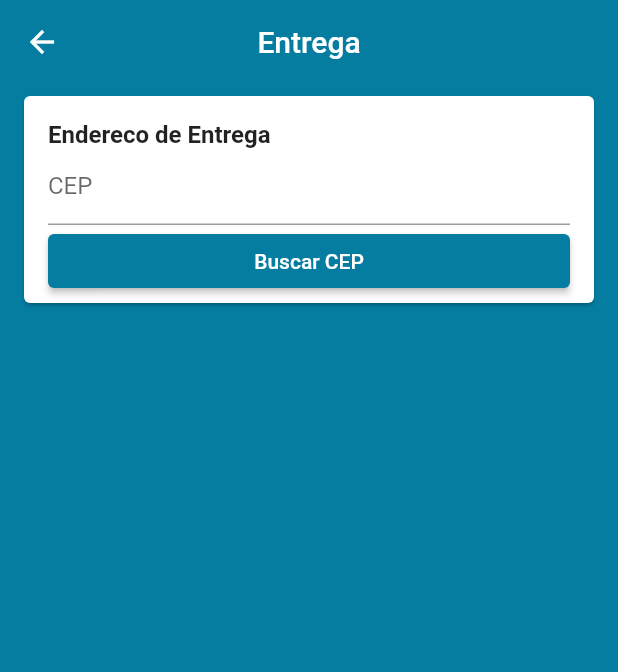
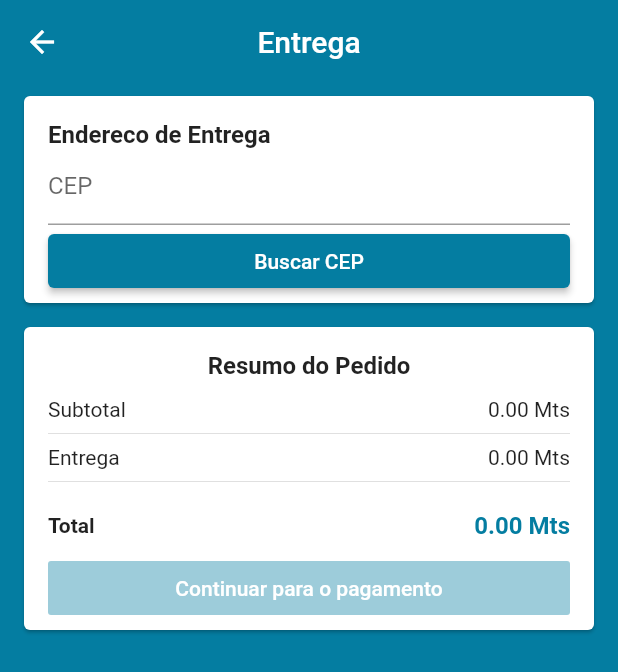
Before and after one commit to Hgaspar03/loja, a Flutter app: the CartScreen screen opened by its route, after a tap on "Continuar para entrega", on a phone screen of 412 x 824 dp. Shown: the top 672 px of the screen. Run offline on Flutter 3.47's test engine with Material 2 defaults, Android fonts, the phone set to English and light mode, and no system bars; our stand-ins replace brasil_fields, carousel_pro, cloud_firestore, dio, firebase_auth, firebase_core and 5 more; missing offline and left inert: alphabet_list_scroll_view; accounts and stored records are empty; statements that could not run were skipped.

Commit message:
exibindo a taxa de entrega

```diff
--- a/loja/lib/common/price_card.dart
+++ b/loja/lib/common/price_card.dart
@@ -12,6 +12,8 @@
   Widget build(BuildContext context) {
     final cartManager = context.watch<CartManager>();
     final productPrice = cartManager.productsPrice;
+    final deliveryPrice = cartManager.deliveryPrice;
+    final totalPrice = cartManager.totalPrice;
 
     return Card(
       margin: const EdgeInsets.symmetric(horizontal: 16, vertical: 8),
@@ -27,9 +29,7 @@
                 style: TextStyle(fontSize: 16, fontWeight: FontWeight.w600),
               ),
             ),
-            SizedBox(
-              height: 12,
-            ),
+            SizedBox(height: 12),
             Row(
               mainAxisAlignment: MainAxisAlignment.spaceBetween,
               children: [
@@ -38,9 +38,17 @@
               ],
             ),
             const Divider(),
-            SizedBox(
-              height: 12,
-            ),
+            if (deliveryPrice != null) ...[
+              Row(
+                mainAxisAlignment: MainAxisAlignment.spaceBetween,
+                children: [
+                  Text('Entrega'),
+                  Text('${deliveryPrice.toStringAsFixed(2)} Mts')
+                ],
+              ),
+              const Divider(),
+            ],
+            SizedBox(height: 12),
             Row(
               mainAxisAlignment: MainAxisAlignment.spaceBetween,
               children: [
@@ -49,7 +57,7 @@
                   style: TextStyle(fontWeight: FontWeight.w600),
                 ),
                 Text(
-                  '${productPrice.toStringAsFixed(2)} Mts',
+                  '${totalPrice.toStringAsFixed(2)} Mts',
                   style: TextStyle(
                       fontWeight: FontWeight.w600,
                       color: Theme.of(context).primaryColor,
--- a/loja/lib/models/cart_manager.dart
+++ b/loja/lib/models/cart_manager.dart
@@ -21,6 +21,8 @@
   final FirebaseFirestore firestore = FirebaseFirestore.instance;
 
   num deliveryPrice = 0.0;
+
+  num get totalPrice => productsPrice + (this.deliveryPrice ?? 0);
 
   addToCart(Product product) {
     try {
@@ -93,6 +95,8 @@
     return true;
   }
 
+  bool get isAddressValid => addres != null && deliveryPrice != null;
+
   Future<void> getAdress(String cep) async {
     final cepAbertoService = CepAbertoService();
 
--- a/loja/lib/screens/adress/adress_screen.dart
+++ b/loja/lib/screens/adress/adress_screen.dart
@@ -1,5 +1,8 @@
 import 'package:flutter/material.dart';
+import 'package:loja/common/price_card.dart';
+import 'package:loja/models/cart_manager.dart';
 import 'package:loja/screens/adress/components/adress_card.dart';
+import 'package:provider/provider.dart';
 
 class AdressScreen extends StatelessWidget {
   @override
@@ -10,7 +13,17 @@
         centerTitle: true,
       ),
       body: ListView(
-        children: [AdressCard()],
+        children: [
+          AdressCard(),
+          Consumer<CartManager>(
+            builder: (_, cartManager, __) {
+              return PriceCard(
+                'Continuar para o pagamento',
+                cartManager.isAddressValid ? () {} : null,
+              );
+            },
+          )
+        ],
       ),
     );
   }
--- a/loja/lib/screens/adress/components/address_input_field.dart
+++ b/loja/lib/screens/adress/components/address_input_field.dart
@@ -147,6 +147,13 @@
         ],
       );
     } else {
+      if (address.zipCode != null)
+        return Padding(
+          padding: const EdgeInsets.only(bottom: 8),
+          child: Text(
+              '${address.street}, ${address.number ?? ''}\n${address.district}\n'
+              '${address.city}, ${address.state}\n ${address.complement ?? ''}'),
+        );
       return Container();
     }
   }
--- a/loja/lib/screens/adress/components/adress_card.dart
+++ b/loja/lib/screens/adress/components/adress_card.dart
@@ -27,14 +27,6 @@
                   ),
                   CepInputField(address),
                   AddressInputField(address),
-                  if (address.zipCode != null &&
-                      cartManager.deliveryPrice != null)
-                    Padding(
-                      padding: const EdgeInsets.only(bottom: 16),
-                      child: Text(
-                          '${address.street}, ${address.number}\n${address.district}\n'
-                          '${address.city}, ${address.state}\n${address.complement}'),
-                    ),
                 ],
               ),
             );
```
